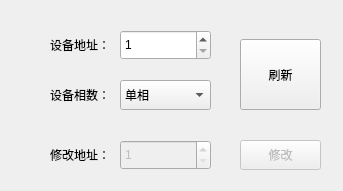
Before: the Qt Designer form IDC_TestSystem/SI-PDU/si_setting/si_addrsetwid.ui in ChinaClever/IDC_TestSystem, drawn with Qt 5.
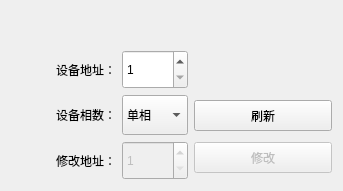
After: the same form once the commit is applied.

Commit message: 界面适应性修改

The edit to the form file:
```diff
--- a/IDC_TestSystem/SI-PDU/si_setting/si_addrsetwid.ui
+++ b/IDC_TestSystem/SI-PDU/si_setting/si_addrsetwid.ui
@@ -13,15 +13,17 @@
   <property name="windowTitle">
    <string>Form</string>
   </property>
+  <layout class="QGridLayout" name="gridLayout">
+   <property name="leftMargin">
+    <number>50</number>
+   </property>
+   <property name="topMargin">
+    <number>50</number>
+   </property>
+   <item row="0" column="0">
+    <layout class="QHBoxLayout" name="horizontalLayout">
+     <item>
   <widget class="QLabel" name="label">
-   <property name="geometry">
-    <rect>
-     <x>30</x>
-     <y>30</y>
-     <width>80</width>
-     <height>30</height>
-    </rect>
-   </property>
    <property name="text">
     <string>设备地址：</string>
    </property>
@@ -29,92 +31,26 @@
     <set>Qt::AlignRight|Qt::AlignTrailing|Qt::AlignVCenter</set>
    </property>
   </widget>
+     </item>
+     <item>
   <widget class="QSpinBox" name="addrSpinBox">
-   <property name="geometry">
-    <rect>
-     <x>120</x>
-     <y>30</y>
-     <width>91</width>
-     <height>30</height>
-    </rect>
+       <property name="sizePolicy">
+        <sizepolicy hsizetype="Minimum" vsizetype="Expanding">
+         <horstretch>0</horstretch>
+         <verstretch>0</verstretch>
+        </sizepolicy>
    </property>
    <property name="minimum">
     <number>1</number>
    </property>
   </widget>
-  <widget class="QPushButton" name="sureBtn">
-   <property name="enabled">
-    <bool>true</bool>
-   </property>
-   <property name="geometry">
-    <rect>
-     <x>240</x>
-     <y>39</y>
-     <width>81</width>
-     <height>71</height>
-    </rect>
-   </property>
-   <property name="text">
-    <string>刷新</string>
-   </property>
-  </widget>
-  <widget class="QPushButton" name="editBtn">
-   <property name="enabled">
-    <bool>false</bool>
-   </property>
-   <property name="geometry">
-    <rect>
-     <x>240</x>
-     <y>140</y>
-     <width>81</width>
-     <height>30</height>
-    </rect>
-   </property>
-   <property name="text">
-    <string>修改</string>
-   </property>
-  </widget>
-  <widget class="QLabel" name="label_2">
-   <property name="geometry">
-    <rect>
-     <x>30</x>
-     <y>140</y>
-     <width>80</width>
-     <height>30</height>
-    </rect>
-   </property>
-   <property name="text">
-    <string>修改地址：</string>
-   </property>
-   <property name="alignment">
-    <set>Qt::AlignRight|Qt::AlignTrailing|Qt::AlignVCenter</set>
-   </property>
-  </widget>
-  <widget class="QSpinBox" name="editSpinBox">
-   <property name="enabled">
-    <bool>false</bool>
-   </property>
-   <property name="geometry">
-    <rect>
-     <x>120</x>
-     <y>140</y>
-     <width>91</width>
-     <height>30</height>
-    </rect>
-   </property>
-   <property name="minimum">
-    <number>1</number>
-   </property>
-  </widget>
+     </item>
+    </layout>
+   </item>
+   <item row="1" column="0">
+    <layout class="QHBoxLayout" name="horizontalLayout_2">
+     <item>
   <widget class="QLabel" name="label_3">
-   <property name="geometry">
-    <rect>
-     <x>30</x>
-     <y>80</y>
-     <width>80</width>
-     <height>30</height>
-    </rect>
-   </property>
    <property name="text">
     <string>设备相数：</string>
    </property>
@@ -122,14 +58,14 @@
     <set>Qt::AlignRight|Qt::AlignTrailing|Qt::AlignVCenter</set>
    </property>
   </widget>
+     </item>
+     <item>
   <widget class="QComboBox" name="comboBox">
-   <property name="geometry">
-    <rect>
-     <x>120</x>
-     <y>80</y>
-     <width>91</width>
-     <height>30</height>
-    </rect>
+       <property name="sizePolicy">
+        <sizepolicy hsizetype="Preferred" vsizetype="Expanding">
+         <horstretch>0</horstretch>
+         <verstretch>0</verstretch>
+        </sizepolicy>
    </property>
    <item>
     <property name="text">
@@ -147,6 +83,76 @@
     </property>
    </item>
   </widget>
+     </item>
+    </layout>
+   </item>
+   <item row="2" column="0">
+    <layout class="QHBoxLayout" name="horizontalLayout_3">
+     <item>
+      <widget class="QLabel" name="label_2">
+       <property name="text">
+        <string>修改地址：</string>
+       </property>
+       <property name="alignment">
+        <set>Qt::AlignRight|Qt::AlignTrailing|Qt::AlignVCenter</set>
+       </property>
+      </widget>
+     </item>
+     <item>
+      <widget class="QSpinBox" name="editSpinBox">
+       <property name="enabled">
+        <bool>false</bool>
+       </property>
+       <property name="sizePolicy">
+        <sizepolicy hsizetype="Minimum" vsizetype="Expanding">
+         <horstretch>0</horstretch>
+         <verstretch>0</verstretch>
+        </sizepolicy>
+       </property>
+       <property name="minimum">
+        <number>1</number>
+       </property>
+      </widget>
+     </item>
+    </layout>
+   </item>
+   <item row="1" column="1" rowspan="2">
+    <layout class="QVBoxLayout" name="verticalLayout">
+     <item>
+      <widget class="QPushButton" name="sureBtn">
+       <property name="enabled">
+        <bool>true</bool>
+       </property>
+       <property name="minimumSize">
+        <size>
+         <width>0</width>
+         <height>31</height>
+        </size>
+       </property>
+       <property name="text">
+        <string>刷新</string>
+       </property>
+      </widget>
+     </item>
+     <item>
+      <widget class="QPushButton" name="editBtn">
+       <property name="enabled">
+        <bool>false</bool>
+       </property>
+       <property name="minimumSize">
+        <size>
+         <width>0</width>
+         <height>31</height>
+        </size>
+       </property>
+       <property name="text">
+        <string>修改</string>
+       </property>
+      </widget>
+     </item>
+    </layout>
+   </item>
+  </layout>
  </widget>
  <resources/>
  <connections/>
```
Lines whose indentation alone changed are shown as unchanged. The commit also changes 39 other files.
